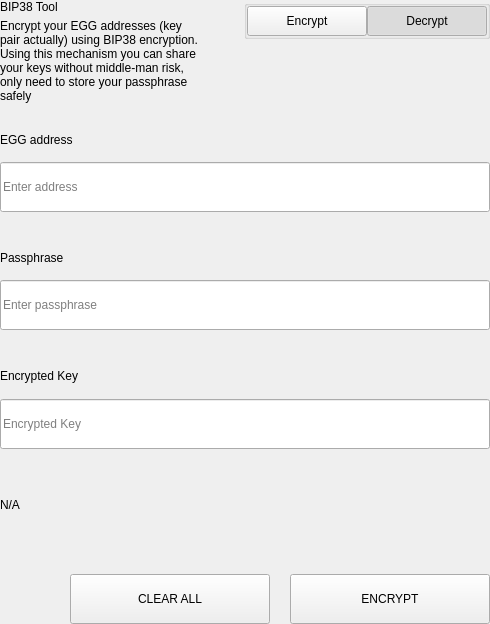
Above: src/qt/pivx/settings/forms/settingsbittoolwidget.ui from KingricharVD/DSW before the change. Below: the same form after it.
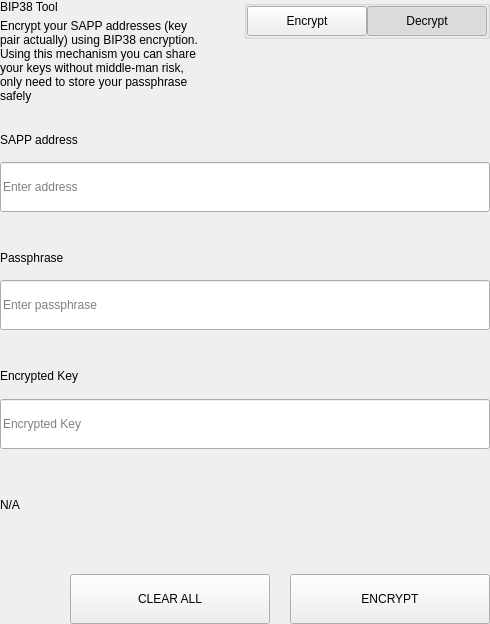
That is the form after the change.

Patch:
```diff
--- a/src/qt/pivx/settings/forms/settingsbittoolwidget.ui
+++ b/src/qt/pivx/settings/forms/settingsbittoolwidget.ui
@@ -69,7 +69,7 @@
             <item>
              <widget class="QLabel" name="labelSubtitle1">
               <property name="text">
-               <string>Encrypt your EGG addresses (key pair actually) using BIP38 encryption.
+               <string>Encrypt your SAPP addresses (key pair actually) using BIP38 encryption.
 Using this mechanism you can share your keys without middle-man risk, only need to store your passphrase safely</string>
               </property>
               <property name="wordWrap">
@@ -657,7 +657,7 @@
                   </size>
                  </property>
                  <property name="text">
-                  <string>EGG address</string>
+                  <string>SAPP address</string>
                  </property>
                 </widget>
                </item>
```
